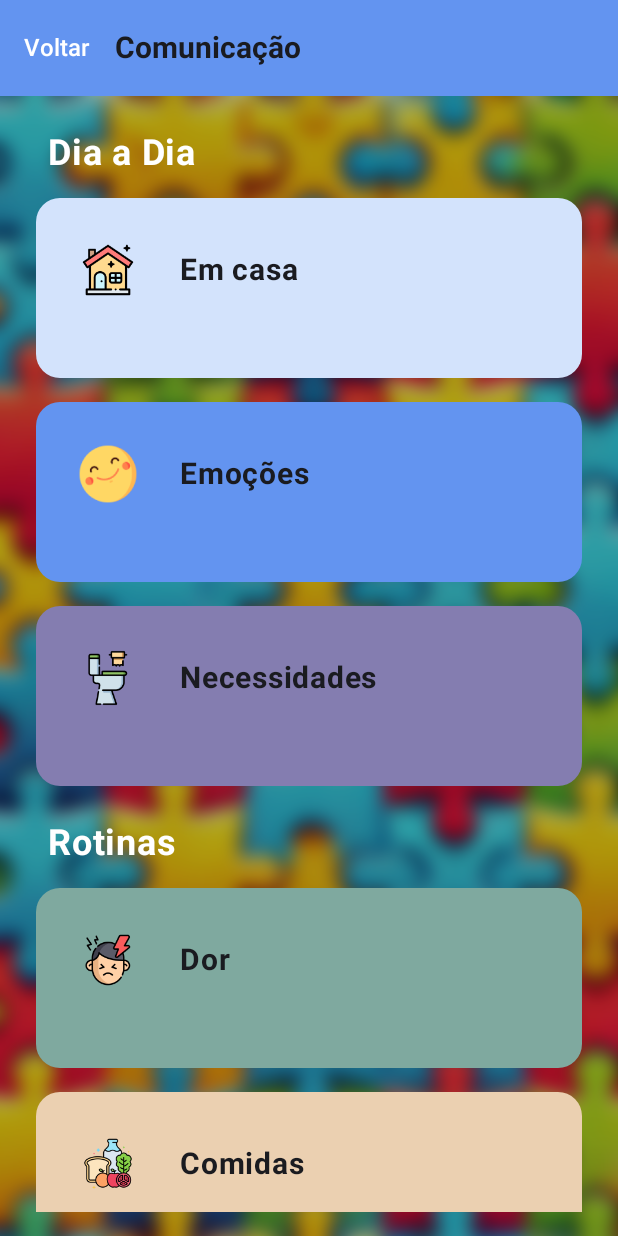
After one commit to Andrews-Oliveira/Meu-TEA, an Android app built with Jetpack Compose: the ConversaScreen screen opened through its navigation route, on a phone screen of 412 x 824 dp. The commit adds this screen. Run offline under Robolectric (Android 15) with nearby library versions, the phone set to English and light mode, and no system bars.

Commit message:
TELA DE CONVERSA QUASE OK

```diff
--- a/app/src/main/java/com/example/meutea/MainActivity.kt
+++ b/app/src/main/java/com/example/meutea/MainActivity.kt
@@ -15,6 +15,9 @@ import com.example.meutea.menu.CarteirinhaEditScreen
 import com.example.meutea.menu.CarteirinhaScreen
 import com.example.meutea.menu.CarteirinhaViewScreen
 import com.example.meutea.menu.MenuPrincipalScreen
+import com.example.meutea.menu.conversa.ConversaDetalhadaScreen
+import com.example.meutea.menu.conversa.ConversaEmCasaScreen
+import com.example.meutea.menu.conversa.ConversaScreen
 import com.example.meutea.ui.theme.MeuTEATheme
 import com.example.meutea.welcome.WelcomeScreen
 import com.example.meutea.welcome.WelcomeScreen2
@@ -91,10 +94,20 @@ fun SetupNavGraph(navController: NavHostController) {
             val usuarioId = backStackEntry.arguments?.getString("usuarioId") ?: ""
             CarteirinhaEditScreen(navController = navController, userId = usuarioId)
         }
+        composable(route = "conversaScreen") { // ✅ Nova rota para a tela de conversas
+            ConversaScreen(navController = navController)
+        }
 
+        // ✅ Rota para "Conversas em Casa"
+        composable("conversaEmCasaScreen") { ConversaEmCasaScreen(navController) }
+
+        // ✅ Rota para "Detalhes da Conversa"
+        composable("conversaDetalhadaScreen/{conversaTitulo}") { backStackEntry ->
+            val conversaTitulo = backStackEntry.arguments?.getString("conversaTitulo") ?: "Detalhes"
+            ConversaDetalhadaScreen(navController, conversaTitulo)
+        }
     }
 }
-
 @Preview(showBackground = true, showSystemUi = true)
 @Composable
 fun MainActivityPreview() {
--- a/app/src/main/java/com/example/meutea/menu/MenuPrinciapal.kt
+++ b/app/src/main/java/com/example/meutea/menu/MenuPrinciapal.kt
@@ -129,7 +129,7 @@ fun MenuPrincipalScreen(navController: NavController, usuarioId: String) {
                         text = "CONVERSA",
                         iconId = R.drawable.baseline_chat_24,
                         color = Color(0xFF48AC51),
-                        onClick = { navController.navigate("conversa") }
+                        onClick = { navController.navigate("ConversaScreen") } // ✅ Agora leva para a tela de conversas
                     )
 
                     MenuButton(
--- /dev/null
+++ b/app/src/main/java/com/example/meutea/menu/conversa/ConversaScreen.kt
@@ -0,0 +1,172 @@
+package com.example.meutea.menu.conversa
+
+import androidx.compose.foundation.Image
+import androidx.compose.foundation.background
+import androidx.compose.foundation.clickable
+import androidx.compose.foundation.layout.*
+import androidx.compose.foundation.lazy.LazyColumn
+import androidx.compose.foundation.shape.RoundedCornerShape
+import androidx.compose.material3.*
+import androidx.compose.runtime.Composable
+import androidx.compose.ui.Alignment
+import androidx.compose.ui.Modifier
+import androidx.compose.ui.draw.blur
+import androidx.compose.ui.layout.ContentScale
+import androidx.compose.ui.res.painterResource
+import androidx.compose.ui.text.font.FontWeight
+import androidx.compose.ui.tooling.preview.Preview
+import androidx.compose.ui.unit.dp
+import androidx.compose.ui.unit.sp
+import androidx.compose.ui.graphics.Color
+import androidx.navigation.NavController
+import androidx.navigation.compose.rememberNavController
+import com.example.meutea.R
+
+@OptIn(ExperimentalMaterial3Api::class)
+@Composable
+fun ConversaScreen(navController: NavController) {
+    Scaffold(
+        topBar = {
+            TopAppBar(
+                title = { Text(text = "Comunicação", fontSize = 20.sp, fontWeight = FontWeight.Bold) },
+                navigationIcon = {
+                    TextButton(
+                        onClick = { navController.popBackStack() }
+                    ) {
+                        Text("Voltar", fontSize = 16.sp, color = Color.White)
+                    }
+                },
+                colors = TopAppBarDefaults.mediumTopAppBarColors(containerColor = Color(0xFF6394F0))
+            )
+        }
+    ) { innerPadding ->
+        Box(
+            modifier = Modifier
+                .fillMaxSize()
+                .padding(innerPadding)
+        ) {
+            // 🔹 Fundo com imagem borrada
+            Image(
+                painter = painterResource(id = R.drawable.imghome_background),
+                contentDescription = null,
+                modifier = Modifier
+                    .fillMaxSize()
+                    .blur(10.dp),
+                contentScale = ContentScale.Crop
+            )
+
+            // 🔹 Overlay escuro para melhorar a visibilidade do texto
+            Box(
+                modifier = Modifier
+                    .fillMaxSize()
+                    .background(Color.Black.copy(alpha = 0.3f))
+            )
+
+            Column(
+                modifier = Modifier
+                    .fillMaxSize()
+                    .padding(16.dp)
+            ) {
+                // Conteúdo rolável
+                LazyColumn(
+                    modifier = Modifier.fillMaxSize(),
+                    verticalArrangement = Arrangement.spacedBy(16.dp)
+                ) {
+                    item { CategoryTitle("Dia a Dia") }
+                    item {
+                        ConversationCategoryCard(
+                            title = "Em casa",
+                            imageRes = R.mipmap.ic_emcasa_carteirinha_foreground,
+                            backgroundColor = Color(0xFFD3E3FC),
+                            onClick = { navController.navigate("conversaEmCasaScreen") }
+                        )
+                    }
+                    item {
+                        ConversationCategoryCard(
+                            title = "Emoções",
+                            imageRes = R.mipmap.ic_emocoes_carteirinha_foreground,
+                            backgroundColor = Color(0xFF6394F0),
+                            onClick = { /* Navegação para 'Emoções' */ }
+                        )
+                    }
+                    item {
+                        ConversationCategoryCard(
+                            title = "Necessidades",
+                            imageRes = R.mipmap.ic_banheiro_foreground,
+                            backgroundColor = Color(0xFF847DB0),
+                            onClick = { /* Navegação para 'Necessidades' */ }
+                        )
+                    }
+                    item { CategoryTitle("Rotinas") }
+                    item {
+                        ConversationCategoryCard(
+                            title = "Dor",
+                            imageRes = R.mipmap.ic_dordecabeca_foreground,
+                            backgroundColor = Color(0xFF7FA99F),
+                            onClick = { /* Navegação para 'Dor' */ }
+                        )
+                    }
+                    item {
+                        ConversationCategoryCard(
+                            title = "Comidas",
+                            imageRes = R.mipmap.ic_comidas_foreground,
+                            backgroundColor = Color(0xFFEBD0B1),
+                            onClick = { /* Navegação para 'Comidas' */ }
+                        )
+                    }
+                }
+            }
+        }
+    }
+}
+
+// ✅ Título de categoria
+@Composable
+fun CategoryTitle(title: String) {
+    Text(
+        text = title,
+        fontSize = 24.sp,
+        fontWeight = FontWeight.Bold,
+        color = Color.White,
+        modifier = Modifier.padding(start = 16.dp, top = 8.dp)
+    )
+}
+
+// ✅ Cartão de Categoria de Conversa
+@Composable
+fun ConversationCategoryCard(title: String, imageRes: Int, backgroundColor: Color, onClick: () -> Unit) {
+    Card(
+        shape = RoundedCornerShape(16.dp),
+        colors = CardDefaults.cardColors(containerColor = backgroundColor),
+        modifier = Modifier
+            .fillMaxWidth()
+            .height(120.dp)
+            .clickable { onClick() }
+            .padding(horizontal = 8.dp)
+    ) {
+        Row(
+            verticalAlignment = Alignment.CenterVertically,
+            modifier = Modifier.padding(16.dp)
+        ) {
+            Image(
+                painter = painterResource(id = imageRes),
+                contentDescription = title,
+                modifier = Modifier.size(64.dp),
+                contentScale = ContentScale.Fit
+            )
+            Spacer(modifier = Modifier.width(16.dp))
+            Text(
+                text = title,
+                fontSize = 20.sp,
+                fontWeight = FontWeight.Bold
+            )
+        }
+    }
+}
+
+// ✅ Preview da Tela de Conversas
+@Preview(showBackground = true)
+@Composable
+fun ConversaScreenPreview() {
+    ConversaScreen(navController = rememberNavController())
+}
```
Also changed, not shown: app/src/main/java/com/example/meutea/menu/conversa/ConversaDetalhadaScreen.kt (added, +37 -0 lines), app/src/main/java/com/example/meutea/menu/conversa/ConversaEmCasaScreen.kt (added, +98 -0 lines), app/src/main/res/drawable-nodpi/faco.png (added), app/src/main/res/drawable-nodpi/gostei.png (added), app/src/main/res/drawable-nodpi/pegar.png (added), app/src/main/res/drawable-nodpi/quero.png (added).
